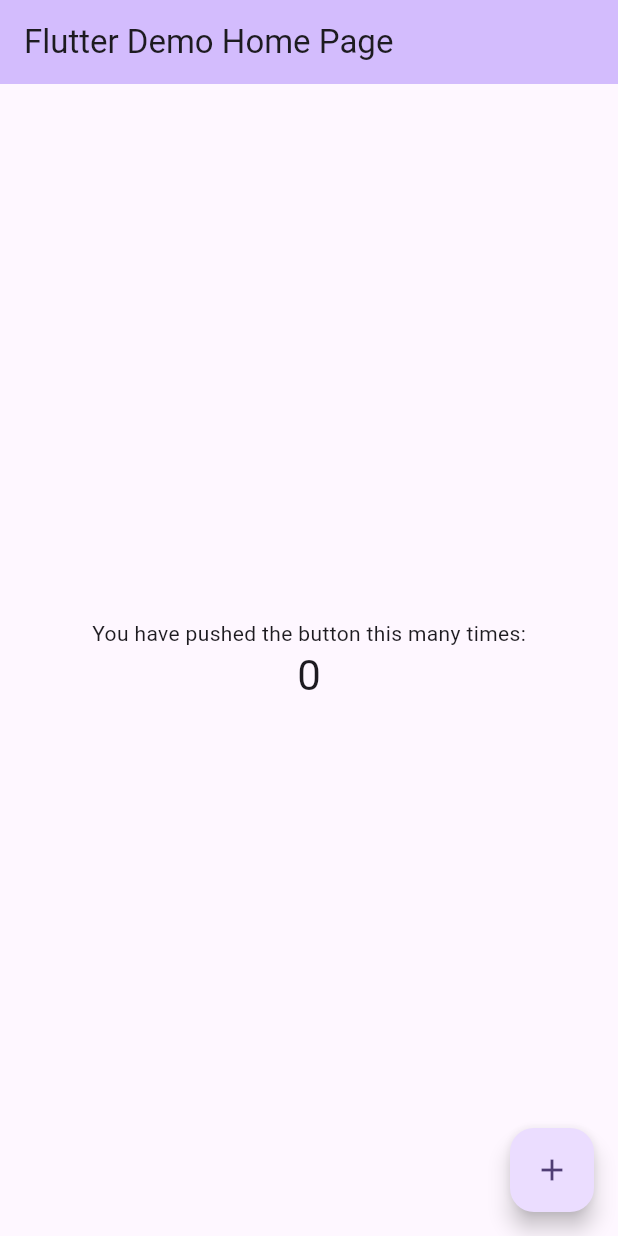
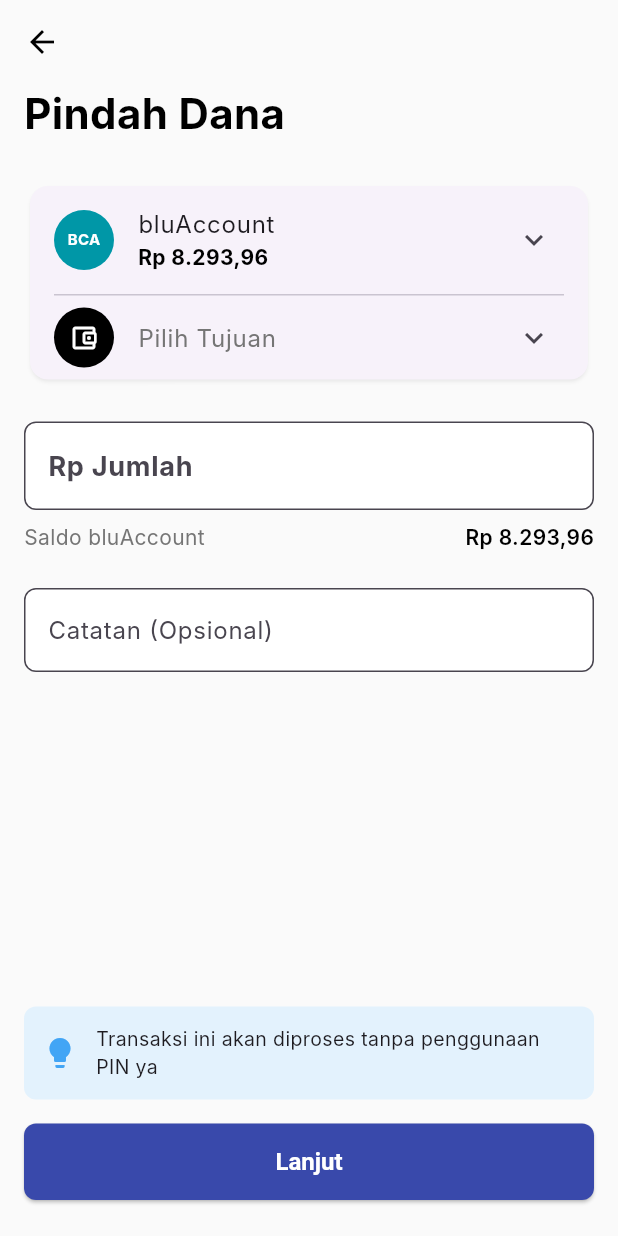
Before and after one commit to Raged9/MobileBankingFlutterApp, a Flutter app: the screen it shows after launch, on a phone screen of 412 x 824 dp. Run offline on Flutter 3.47's test engine with Material 3 defaults, Android fonts, the phone set to English and light mode, and no system bars; Roboto replaces fonts that are missing (Inter).

Commit message:
Commit 2 : Menambahkan Screen untuk Pindah Dana

```diff
--- /dev/null
+++ b/lib/common/theme.dart
@@ -0,0 +1,21 @@
+import 'package:flutter/material.dart';
+
+final appTheme = ThemeData(
+  primarySwatch: Colors.indigo,
+  fontFamily: 'Inter',
+  scaffoldBackgroundColor: Colors.grey[50],
+  inputDecorationTheme: InputDecorationTheme(
+    border: OutlineInputBorder(borderRadius: BorderRadius.circular(8.0)),
+    filled: true,
+    fillColor: Colors.white,
+  ),
+  elevatedButtonTheme: ElevatedButtonThemeData(
+    style: ElevatedButton.styleFrom(
+      foregroundColor: Colors.white,
+      backgroundColor: Colors.indigo[600],
+      padding: const EdgeInsets.symmetric(vertical: 16),
+      shape: RoundedRectangleBorder(borderRadius: BorderRadius.circular(8.0)),
+      textStyle: const TextStyle(fontSize: 16, fontWeight: FontWeight.w600),
+    ),
+  ),
+);
--- a/lib/main.dart
+++ b/lib/main.dart
@@ -1,4 +1,6 @@
 import 'package:flutter/material.dart';
+import 'common/theme.dart'; // <-- Impor file theme.dart Anda
+import 'screens/PindahDanaScreen.dart'; // <-- Impor file screen yang sudah dibuat
 
 void main() {
   runApp(const MyApp());
@@ -7,116 +9,14 @@
 class MyApp extends StatelessWidget {
   const MyApp({super.key});
 
-  // This widget is the root of your application.
   @override
   Widget build(BuildContext context) {
     return MaterialApp(
-      title: 'Flutter Demo',
-      theme: ThemeData(
-        // This is the theme of your application.
-        //
-        // TRY THIS: Try running your application with "flutter run". You'll see
-        // the application has a purple toolbar. Then, without quitting the app,
-        // try changing the seedColor in the colorScheme below to Colors.green
-        // and then invoke "hot reload" (save your changes or press the "hot
-        // reload" button in a Flutter-supported IDE, or press "r" if you used
-        // the command line to start the app).
-        //
-        // Notice that the counter didn't reset back to zero; the application
-        // state is not lost during the reload. To reset the state, use hot
-        // restart instead.
-        //
-        // This works for code too, not just values: Most code changes can be
-        // tested with just a hot reload.
-        colorScheme: ColorScheme.fromSeed(seedColor: Colors.deepPurple),
-      ),
-      home: const MyHomePage(title: 'Flutter Demo Home Page'),
+      debugShowCheckedModeBanner: false,
+      title: 'Blu App Clone',
+      // Menerapkan tema yang sudah Anda definisikan ke seluruh aplikasi
+      theme: appTheme,
+      home: const PindahDanaScreen(),
     );
   }
 }
-
-class MyHomePage extends StatefulWidget {
-  const MyHomePage({super.key, required this.title});
-
-  // This widget is the home page of your application. It is stateful, meaning
-  // that it has a State object (defined below) that contains fields that affect
-  // how it looks.
-
-  // This class is the configuration for the state. It holds the values (in this
-  // case the title) provided by the parent (in this case the App widget) and
-  // used by the build method of the State. Fields in a Widget subclass are
-  // always marked "final".
-
-  final String title;
-
-  @override
-  State<MyHomePage> createState() => _MyHomePageState();
-}
-
-class _MyHomePageState extends State<MyHomePage> {
-  int _counter = 0;
-
-  void _incrementCounter() {
-    setState(() {
-      // This call to setState tells the Flutter framework that something has
-      // changed in this State, which causes it to rerun the build method below
-      // so that the display can reflect the updated values. If we changed
-      // _counter without calling setState(), then the build method would not be
-      // called again, and so nothing would appear to happen.
-      _counter++;
-    });
-  }
-
-  @override
-  Widget build(BuildContext context) {
-    // This method is rerun every time setState is called, for instance as done
-    // by the _incrementCounter method above.
-    //
-    // The Flutter framework has been optimized to make rerunning build methods
-    // fast, so that you can just rebuild anything that needs updating rather
-    // than having to individually change instances of widgets.
-    return Scaffold(
-      appBar: AppBar(
-        // TRY THIS: Try changing the color here to a specific color (to
-        // Colors.amber, perhaps?) and trigger a hot reload to see the AppBar
-        // change color while the other colors stay the same.
-        backgroundColor: Theme.of(context).colorScheme.inversePrimary,
-        // Here we take the value from the MyHomePage object that was created by
-        // the App.build method, and use it to set our appbar title.
-        title: Text(widget.title),
-      ),
-      body: Center(
-        // Center is a layout widget. It takes a single child and positions it
-        // in the middle of the parent.
-        child: Column(
-          // Column is also a layout widget. It takes a list of children and
-          // arranges them vertically. By default, it sizes itself to fit its
-          // children horizontally, and tries to be as tall as its parent.
-          //
-          // Column has various properties to control how it sizes itself and
-          // how it positions its children. Here we use mainAxisAlignment to
-          // center the children vertically; the main axis here is the vertical
-          // axis because Columns are vertical (the cross axis would be
-          // horizontal).
-          //
-          // TRY THIS: Invoke "debug painting" (choose the "Toggle Debug Paint"
-          // action in the IDE, or press "p" in the console), to see the
-          // wireframe for each widget.
-          mainAxisAlignment: MainAxisAlignment.center,
-          children: <Widget>[
-            const Text('You have pushed the button this many times:'),
-            Text(
-              '$_counter',
-              style: Theme.of(context).textTheme.headlineMedium,
-            ),
-          ],
-        ),
-      ),
-      floatingActionButton: FloatingActionButton(
-        onPressed: _incrementCounter,
-        tooltip: 'Increment',
-        child: const Icon(Icons.add),
-      ), // This trailing comma makes auto-formatting nicer for build methods.
-    );
-  }
-}
--- /dev/null
+++ b/lib/screens/PindahDanaScreen.dart
@@ -0,0 +1,166 @@
+import 'package:flutter/material.dart';
+
+class PindahDanaScreen extends StatelessWidget {
+  const PindahDanaScreen({super.key});
+
+  @override
+  Widget build(BuildContext context) {
+    return Scaffold(
+      // Tidak perlu lagi mendefinisikan backgroundColor, akan diambil dari theme
+      appBar: AppBar(
+        elevation: 0,
+        // AppBar akan mengambil warna dari scaffoldBackgroundColor theme
+        backgroundColor: Theme.of(context).scaffoldBackgroundColor,
+        leading: IconButton(
+          icon: const Icon(Icons.arrow_back, color: Colors.black),
+          onPressed: () {
+            Navigator.of(context).pop();
+          },
+        ),
+      ),
+      body: Padding(
+        padding: const EdgeInsets.symmetric(horizontal: 16.0),
+        child: Column(
+          crossAxisAlignment: CrossAxisAlignment.start,
+          children: [
+            // Judul "Pindah Dana"
+            const Text(
+              'Pindah Dana',
+              style: TextStyle(
+                fontSize: 28,
+                fontWeight: FontWeight.bold,
+                color: Colors.black,
+              ),
+            ),
+            const SizedBox(height: 24),
+
+            // Card untuk Sumber dan Tujuan Dana
+            _buildSourceDestinationCard(),
+
+            const SizedBox(height: 24),
+
+            // Input untuk Jumlah
+            // InputDecoration sekarang akan mengikuti appTheme
+            const TextField(
+              decoration: InputDecoration(
+                hintText: 'Rp Jumlah', // Menggunakan hintText agar lebih modern
+              ),
+              keyboardType: TextInputType.number,
+              style: TextStyle(fontSize: 18, fontWeight: FontWeight.bold),
+            ),
+            const SizedBox(height: 8),
+
+            // Tampilan Saldo
+            Row(
+              mainAxisAlignment: MainAxisAlignment.spaceBetween,
+              children: [
+                Text(
+                  'Saldo bluAccount',
+                  style: TextStyle(color: Colors.grey[600]),
+                ),
+                const Text(
+                  'Rp 8.293,96',
+                  style: TextStyle(
+                      color: Colors.black, fontWeight: FontWeight.w600),
+                ),
+              ],
+            ),
+            const SizedBox(height: 24),
+
+            // Input untuk Catatan
+            // InputDecoration juga akan mengikuti appTheme
+            const TextField(
+              decoration: InputDecoration(
+                hintText: 'Catatan (Opsional)',
+              ),
+            ),
+            const Spacer(), // Mendorong elemen berikutnya ke bawah
+
+            // Kotak Informasi
+            _buildInfoBox(),
+            const SizedBox(height: 16),
+
+            // Tombol Lanjut
+            SizedBox(
+              width: double.infinity,
+              // ElevatedButton sekarang akan otomatis menggunakan gaya dari theme
+              child: ElevatedButton(
+                onPressed: () {
+                  // Aksi ketika tombol Lanjut ditekan
+                },
+                // Tidak perlu lagi mendefinisikan style di sini
+                child: const Text('Lanjut'),
+              ),
+            ),
+            const SizedBox(height: 24),
+          ],
+        ),
+      ),
+    );
+  }
+
+  // Widget untuk Card Sumber & Tujuan (tidak berubah)
+  Widget _buildSourceDestinationCard() {
+    return Card(
+      elevation: 1,
+      shadowColor: Colors.grey.withOpacity(0.2),
+      shape: RoundedRectangleBorder(
+        borderRadius: BorderRadius.circular(12.0),
+      ),
+      child: Column(
+        children: [
+          ListTile(
+            leading: CircleAvatar(
+              backgroundColor: Colors.cyan[700],
+              child: const Text('BCA', style: TextStyle(color: Colors.white, fontSize: 10, fontWeight: FontWeight.bold)),
+            ),
+            title: const Text('bluAccount'),
+            subtitle: const Text(
+              'Rp 8.293,96',
+              style: TextStyle(
+                color: Colors.black,
+                fontWeight: FontWeight.bold,
+              ),
+            ),
+            trailing: const Icon(Icons.expand_more),
+          ),
+          const Padding(
+            padding: EdgeInsets.symmetric(horizontal: 16.0),
+            child: Divider(height: 1),
+          ),
+          ListTile(
+            leading: const CircleAvatar(
+              backgroundColor: Colors.black,
+              child: Icon(Icons.account_balance_wallet_outlined, color: Colors.white, size: 20),
+            ),
+            title: Text('Pilih Tujuan', style: TextStyle(color: Colors.grey[600])),
+            trailing: const Icon(Icons.expand_more),
+          ),
+        ],
+      ),
+    );
+  }
+
+  // Widget untuk kotak informasi (tidak berubah)
+  Widget _buildInfoBox() {
+    return Container(
+      padding: const EdgeInsets.all(12),
+      decoration: BoxDecoration(
+        color: Colors.blue[50],
+        borderRadius: BorderRadius.circular(8),
+      ),
+      child: Row(
+        children: [
+          Icon(Icons.lightbulb, color: Colors.blue[400]),
+          const SizedBox(width: 12),
+          const Expanded(
+            child: Text(
+              'Transaksi ini akan diproses tanpa penggunaan PIN ya',
+              style: TextStyle(fontSize: 13),
+            ),
+          ),
+        ],
+      ),
+    );
+  }
+}
```
